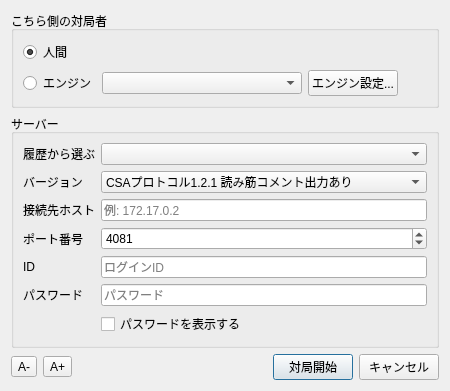
This is src/dialogs/csagamedialog.ui in hnakada123/ShogiBoardQ as Qt 5 draws it before an edit. The edited form follows.
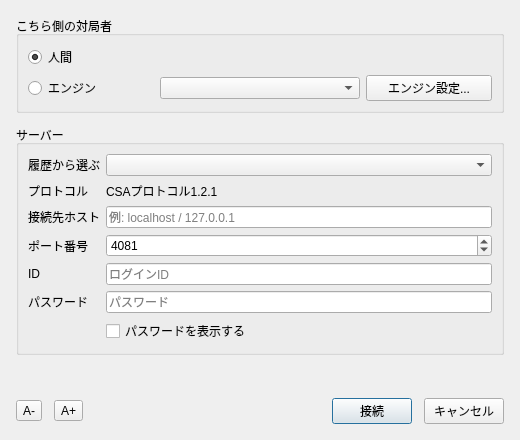
This is the edited form.

Commit message: CSA通信対局の接続画面とログ操作を改善する

```diff
--- a/src/dialogs/csagamedialog.ui
+++ b/src/dialogs/csagamedialog.ui
@@ -6,14 +6,19 @@
    <rect>
     <x>0</x>
     <y>0</y>
-    <width>450</width>
-    <height>380</height>
+    <width>520</width>
+    <height>440</height>
    </rect>
   </property>
   <property name="windowTitle">
    <string>通信対局（CSA）</string>
   </property>
   <layout class="QVBoxLayout" name="verticalLayoutMain">
+   <property name="spacing"><number>12</number></property>
+   <property name="leftMargin"><number>16</number></property>
+   <property name="topMargin"><number>16</number></property>
+   <property name="rightMargin"><number>16</number></property>
+   <property name="bottomMargin"><number>16</number></property>
    <item>
     <widget class="QGroupBox" name="groupBoxPlayer">
      <property name="title">
@@ -73,19 +78,6 @@
           </property>
          </widget>
         </item>
-        <item>
-         <spacer name="horizontalSpacerEngine">
-          <property name="orientation">
-           <enum>Qt::Orientation::Horizontal</enum>
-          </property>
-          <property name="sizeHint" stdset="0">
-           <size>
-            <width>40</width>
-            <height>20</height>
-           </size>
-          </property>
-         </spacer>
-        </item>
        </layout>
       </item>
      </layout>
@@ -117,33 +109,13 @@
       <item row="1" column="0">
        <widget class="QLabel" name="labelVersion">
         <property name="text">
-         <string>バージョン</string>
+         <string>プロトコル</string>
         </property>
        </widget>
       </item>
       <item row="1" column="1">
-       <widget class="QComboBox" name="comboBoxVersion">
-        <property name="minimumSize">
-         <size>
-          <width>280</width>
-          <height>0</height>
-         </size>
-        </property>
-        <item>
-         <property name="text">
-          <string>CSAプロトコル1.2.1 読み筋コメント出力あり</string>
-         </property>
-        </item>
-        <item>
-         <property name="text">
-          <string>CSAプロトコル1.2.1</string>
-         </property>
-        </item>
-        <item>
-         <property name="text">
-          <string>CSAプロトコル1.1</string>
-         </property>
-        </item>
+       <widget class="QLabel" name="labelProtocolValue">
+        <property name="text"><string>CSAプロトコル1.2.1</string></property>
        </widget>
       </item>
       <item row="2" column="0">
@@ -156,7 +128,7 @@
       <item row="2" column="1">
        <widget class="QLineEdit" name="lineEditHost">
         <property name="placeholderText">
-         <string>例: 172.17.0.2</string>
+         <string>例: localhost / 127.0.0.1</string>
         </property>
        </widget>
       </item>
@@ -221,6 +193,12 @@
      </layout>
     </widget>
    </item>
+   <item>
+    <widget class="QLabel" name="labelValidation">
+     <property name="wordWrap"><bool>true</bool></property>
+     <property name="text"><string/></property>
+    </widget>
+   </item>
    <item>
     <spacer name="verticalSpacer">
      <property name="orientation">
@@ -272,7 +250,7 @@
      <item>
       <widget class="QPushButton" name="pushButtonStart">
        <property name="text">
-        <string>対局開始</string>
+        <string>接続</string>
        </property>
        <property name="default">
         <bool>true</bool>
```
Left out of the diff: 3 changed lines with no effect on the pictures. The commit also changes 26 other files.
